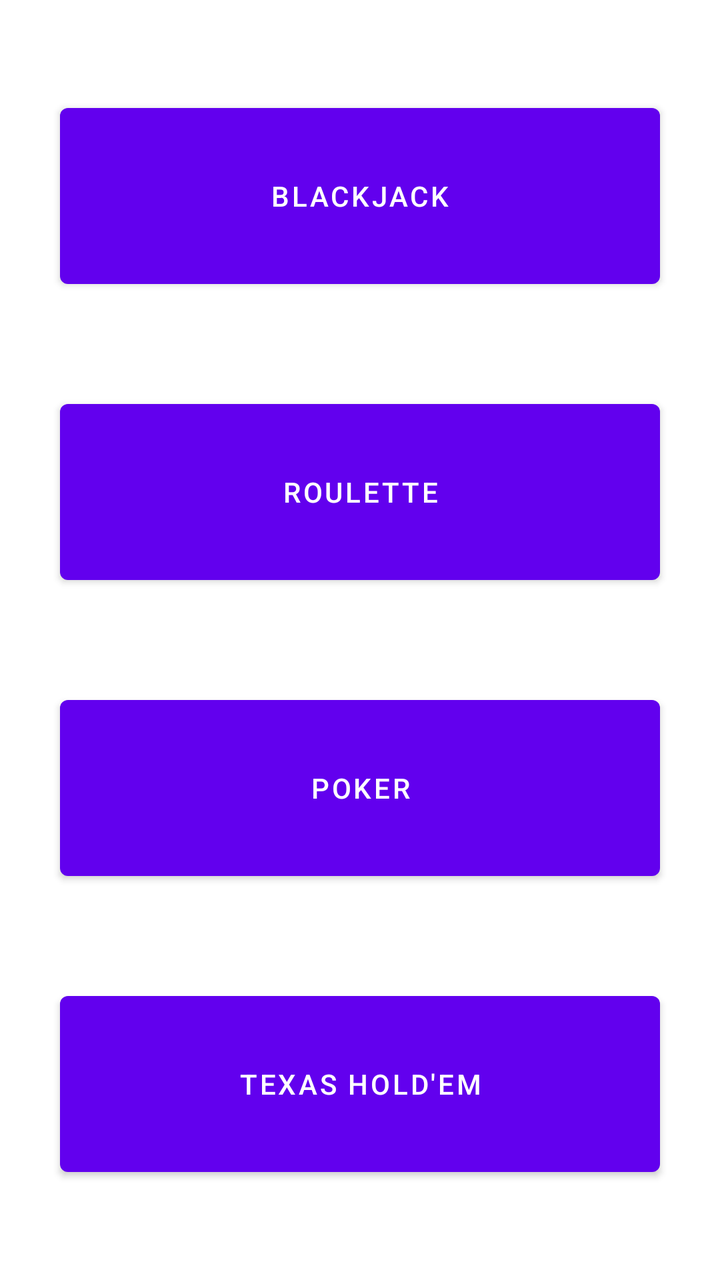
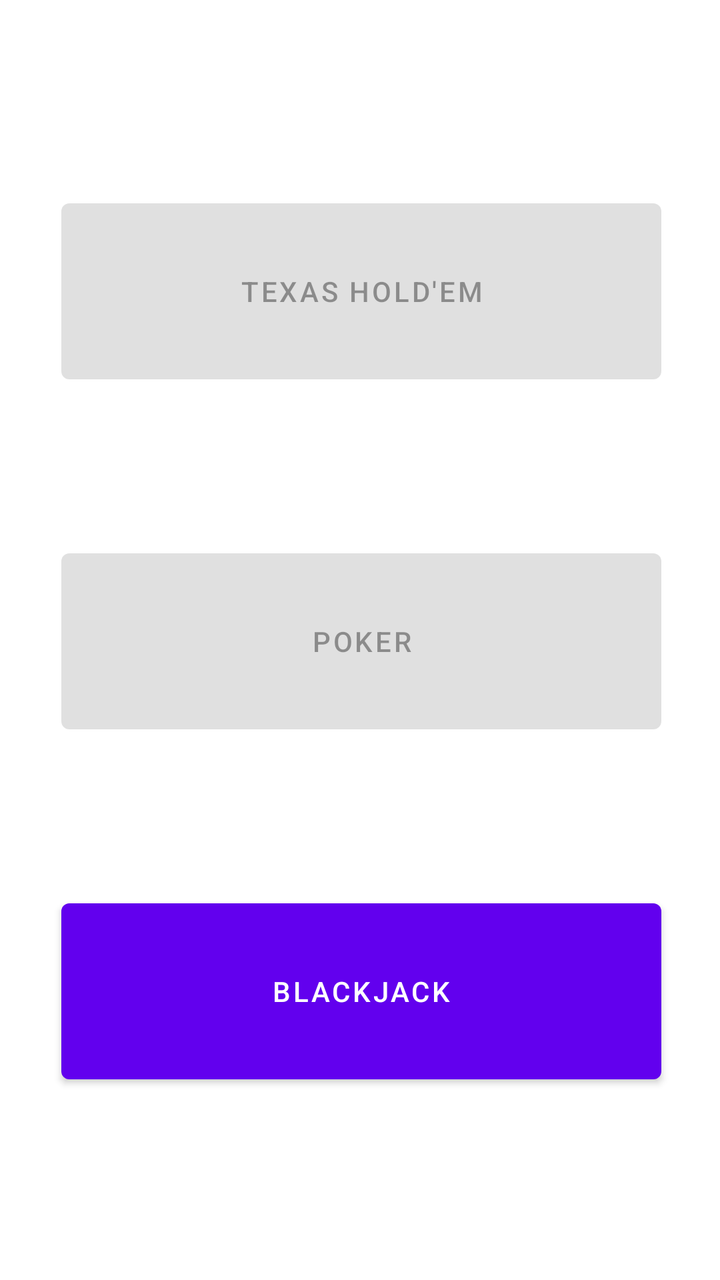

Screens rendered from an Android XML layout before and after an edit, with the pre-edit source and the edit as a unified diff.
<!-- AndroidManifest.xml: application theme Theme.GamblingBadger -->
<!-- res/layout/fragment_tips.xml -->
<?xml version="1.0" encoding="utf-8"?>
<androidx.constraintlayout.widget.ConstraintLayout xmlns:android="http://schemas.android.com/apk/res/android"
    xmlns:app="http://schemas.android.com/apk/res-auto"
    xmlns:tools="http://schemas.android.com/tools"
    android:layout_width="match_parent"
    android:layout_height="match_parent"
    android:contentDescription="bj"
    tools:context=".tips.TipsFragment">

    <Button
        android:id="@+id/Button_HelpPoker"
        android:layout_width="300dp"
        android:layout_height="100dp"
        android:text="Poker"
        app:layout_constraintBottom_toTopOf="@+id/Button_HelpTXHoldEm"
        app:layout_constraintEnd_toEndOf="parent"
        app:layout_constraintHorizontal_bias="0.5"
        app:layout_constraintStart_toStartOf="parent"
        app:layout_constraintTop_toBottomOf="@+id/Button_HelpRoulette" />

    <Button
        android:id="@+id/Button_HelpTXHoldEm"
        android:layout_width="300dp"
        android:layout_height="100dp"
        android:text="Texas Hold'em"
        app:layout_constraintBottom_toBottomOf="parent"
        app:layout_constraintEnd_toEndOf="parent"
        app:layout_constraintHorizontal_bias="0.5"
        app:layout_constraintStart_toStartOf="parent"
        app:layout_constraintTop_toBottomOf="@+id/Button_HelpPoker" />

    <Button
        android:id="@+id/Button_HelpRoulette"
        android:layout_width="300dp"
        android:layout_height="100dp"
        android:text="Roulette"
        app:layout_constraintBottom_toTopOf="@+id/Button_HelpPoker"
        app:layout_constraintEnd_toEndOf="parent"
        app:layout_constraintHorizontal_bias="0.5"
        app:layout_constraintStart_toStartOf="parent"
        app:layout_constraintTop_toBottomOf="@+id/Button_HelpBlackjack" />

    <Button
        android:id="@+id/Button_HelpBlackjack"
        android:layout_width="300dp"
        android:layout_height="100dp"
        android:text="Blackjack"
        app:layout_constraintBottom_toTopOf="@+id/Button_HelpRoulette"
        app:layout_constraintEnd_toEndOf="parent"
        app:layout_constraintHorizontal_bias="0.5"
        app:layout_constraintStart_toStartOf="parent"
        app:layout_constraintTop_toTopOf="parent" />
</androidx.constraintlayout.widget.ConstraintLayout>
<!-- resources referenced by this layout -->
<resources>
  <style name="Theme.GamblingBadger" parent="Theme.MaterialComponents.DayNight.DarkActionBar">
          
          <item name="colorPrimary">@color/purple_500</item>
          <item name="colorPrimaryVariant">@color/purple_700</item>
          <item name="colorOnPrimary">@color/white</item>
          
          <item name="colorSecondary">@color/teal_200</item>
          <item name="colorSecondaryVariant">@color/teal_700</item>
          <item name="colorOnSecondary">@color/black</item>
          
          <item name="android:statusBarColor" tools:targetApi="l">?attr/colorPrimaryVariant</item>
          
      </style>
  <color name="purple_500">#FF6200EE</color>
  <color name="purple_700">#FF3700B3</color>
  <color name="white">#FFFFFFFF</color>
  <color name="teal_200">#FF03DAC5</color>
  <color name="teal_700">#FF018786</color>
  <color name="black">#FF000000</color>
</resources>

<!-- the commit's change to res/layout/fragment_tips.xml (unified diff, before → after) -->
@@ -4,50 +4,71 @@
     xmlns:tools="http://schemas.android.com/tools"
     android:layout_width="match_parent"
     android:layout_height="match_parent"
-    android:contentDescription="bj"
     tools:context=".tips.TipsFragment">
 
-    <Button
-        android:id="@+id/Button_HelpPoker"
-        android:layout_width="300dp"
-        android:layout_height="100dp"
-        android:text="Poker"
-        app:layout_constraintBottom_toTopOf="@+id/Button_HelpTXHoldEm"
-        app:layout_constraintEnd_toEndOf="parent"
-        app:layout_constraintHorizontal_bias="0.5"
-        app:layout_constraintStart_toStartOf="parent"
-        app:layout_constraintTop_toBottomOf="@+id/Button_HelpRoulette" />
-
-    <Button
-        android:id="@+id/Button_HelpTXHoldEm"
-        android:layout_width="300dp"
-        android:layout_height="100dp"
-        android:text="Texas Hold'em"
+    <ScrollView
+        android:layout_width="409dp"
+        android:layout_height="599dp"
+        android:layout_centerHorizontal="true"
+        android:layout_centerVertical="true"
         app:layout_constraintBottom_toBottomOf="parent"
         app:layout_constraintEnd_toEndOf="parent"
-        app:layout_constraintHorizontal_bias="0.5"
         app:layout_constraintStart_toStartOf="parent"
-        app:layout_constraintTop_toBottomOf="@+id/Button_HelpPoker" />
+        app:layout_constraintTop_toTopOf="parent">
 
-    <Button
-        android:id="@+id/Button_HelpRoulette"
-        android:layout_width="300dp"
-        android:layout_height="100dp"
-        android:text="Roulette"
-        app:layout_constraintBottom_toTopOf="@+id/Button_HelpPoker"
-        app:layout_constraintEnd_toEndOf="parent"
-        app:layout_constraintHorizontal_bias="0.5"
-        app:layout_constraintStart_toStartOf="parent"
-        app:layout_constraintTop_toBottomOf="@+id/Button_HelpBlackjack" />
 
-    <Button
-        android:id="@+id/Button_HelpBlackjack"
-        android:layout_width="300dp"
-        android:layout_height="100dp"
-        android:text="Blackjack"
-        app:layout_constraintBottom_toTopOf="@+id/Button_HelpRoulette"
-        app:layout_constraintEnd_toEndOf="parent"
-        app:layout_constraintHorizontal_bias="0.5"
-        app:layout_constraintStart_toStartOf="parent"
-        app:layout_constraintTop_toTopOf="parent" />
+        <androidx.constraintlayout.widget.ConstraintLayout
+            android:layout_width="409dp"
+            android:layout_height="729dp"
+            app:layout_constraintBottom_toBottomOf="parent"
+            app:layout_constraintEnd_toEndOf="parent"
+            app:layout_constraintHorizontal_bias="0.5"
+            app:layout_constraintStart_toStartOf="parent"
+            app:layout_constraintTop_toTopOf="parent"
+            app:layout_constraintVertical_bias="0.5"
+            tools:layout_editor_absoluteX="1dp"
+            tools:layout_editor_absoluteY="90dp">
+
+            <Button
+                android:id="@+id/button_HelpBlackjack"
+                android:layout_width="300dp"
+                android:layout_height="100dp"
+                android:layout_marginTop="75dp"
+                android:layout_marginBottom="75dp"
+                android:text="@string/blackjack_title"
+                app:layout_constraintBottom_toBottomOf="parent"
+                app:layout_constraintEnd_toEndOf="parent"
+                app:layout_constraintHorizontal_bias="0.5"
+                app:layout_constraintStart_toStartOf="parent"
+                app:layout_constraintTop_toBottomOf="@+id/button_HelpPoker" />
+
+            <Button
+                android:id="@+id/button_HelpPoker"
+                android:layout_width="300dp"
+                android:layout_height="100dp"
+                android:layout_marginTop="75dp"
+                android:enabled="false"
+                android:text="@string/poker_title"
+                app:layout_constraintBottom_toTopOf="@+id/button_HelpBlackjack"
+                app:layout_constraintEnd_toEndOf="parent"
+                app:layout_constraintHorizontal_bias="0.5"
+                app:layout_constraintStart_toStartOf="parent"
+                app:layout_constraintTop_toBottomOf="@+id/button_HelpTXHoldEm" />
+
+            <Button
+                android:id="@+id/button_HelpTXHoldEm"
+                android:layout_width="300dp"
+                android:layout_height="100dp"
+                android:layout_marginTop="75dp"
+                android:enabled="false"
+                android:text="@string/texasHoldem_title"
+                app:layout_constraintBottom_toTopOf="@+id/button_HelpPoker"
+                app:layout_constraintEnd_toEndOf="parent"
+                app:layout_constraintHorizontal_bias="0.5"
+                app:layout_constraintStart_toStartOf="parent"
+                app:layout_constraintTop_toTopOf="parent" />
+
+        </androidx.constraintlayout.widget.ConstraintLayout>
+    </ScrollView>
+
 </androidx.constraintlayout.widget.ConstraintLayout>
<!-- resource entries referenced after the edit -->
@@ -1,5 +1,8 @@
 <!-- resources referenced by this layout -->
 <resources>
+  <string name="blackjack_title">Blackjack</string>
+  <string name="poker_title">Poker</string>
+  <string name="texasHoldem_title">Texas Hold\'em</string>
   <style name="Theme.GamblingBadger" parent="Theme.MaterialComponents.DayNight.DarkActionBar">
           
           <item name="colorPrimary">@color/purple_500</item>
